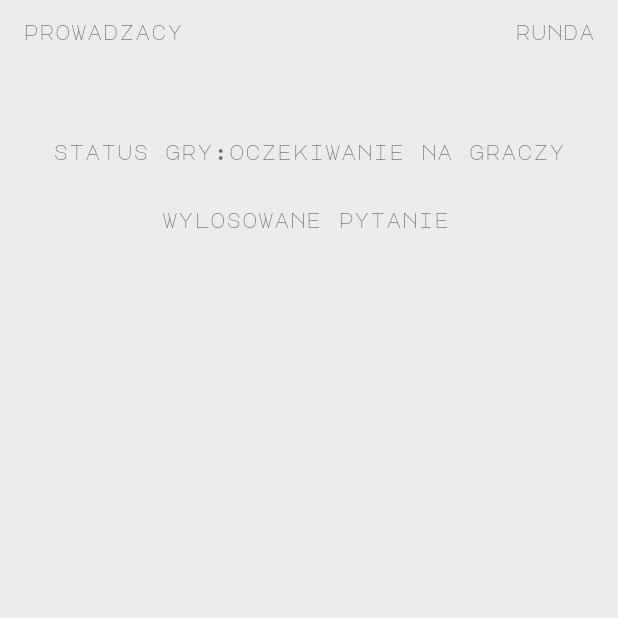
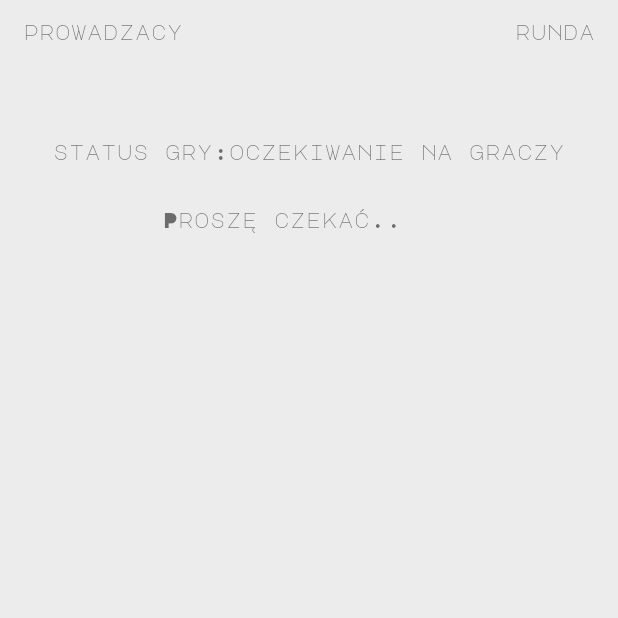
Before and after one commit to creativecbr/UWD_android_studio, an Android app: the ServerMechanics screen opened directly, with no data from a screen before it, on a phone screen of 412 x 824 dp, the top half of it. Run offline under Robolectric (Android 15) with nearby library versions, the phone set to English and light mode, and no system bars; 7 statements that could not run were skipped.

```diff
--- a/app/src/main/AndroidManifest.xml
+++ b/app/src/main/AndroidManifest.xml
@@ -17,7 +17,8 @@
         android:label="@string/app_name"
         android:roundIcon="@mipmap/ic_launcher_round"
         android:supportsRtl="true"
-        android:theme="@style/AppTheme">
+        android:theme="@style/AppTheme"
+        android:hardwareAccelerated="true">
         <activity android:name=".ServerMechanics" />
         <activity android:name=".JoinToRoom" />
         <activity android:name=".ClientMechanics" />
--- a/app/src/main/java/lesniewski/pawel/uwd_android_studio/ServerMechanics.kt
+++ b/app/src/main/java/lesniewski/pawel/uwd_android_studio/ServerMechanics.kt
@@ -29,11 +29,11 @@ class ServerMechanics() : AppCompatActivity(), Serializable, IBluetoothConnectio
     lateinit var bAdapter: BluetoothAdapter
     lateinit var devices: ArrayList<String>
     lateinit var amount: String
-    lateinit var pairedList: ListView
     lateinit var adapter: ArrayAdapter<String>
     lateinit var gameInfoBar: TextView
     lateinit var readyBtn: Button
     lateinit var clientsModel : ArrayList<ClientListenerModel>
+    lateinit var questionPool: TextView
 
     var questions = arrayListOf("Co zabiło Michela Jacksona?", "Gdzie ma Putin Demokrację?", "Co nie zmieści się w ustach Sashy Gray?")
     var answers = arrayListOf("Popek Monster", "Heisenberg", "Nic", "Ojciec Mateusz", "Szczątki Tupolewa", "Srający kot", "Ale ale aleksandra", "Zdjęcie Tatiany Okupnik", "Jądro ziemi ale też moje", "Ozzy Osborn","Odpowiedź 1","Odpowiedź 2","Odpowiedź 3","Odpowiedź 4","Odpowiedź 5","Odpowiedź 6","Odpowiedź 7","Odpowiedź 8","Odpowiedź 9","Odpowiedź 10","Odpowiedź 11" )
@@ -45,14 +45,24 @@ class ServerMechanics() : AppCompatActivity(), Serializable, IBluetoothConnectio
     //based on SendReceive
 
 
+    @ExperimentalStdlibApi
     override fun onCreate(savedInstanceState: Bundle?) {
         super.onCreate(savedInstanceState)
         setContentView(R.layout.activity_server_mechanics)
         getDevicesAndViews()
         setListAdapter()
         waitingForPlayers()
+        startListeningPlayers()
         implementListeners()
 
+    }
+
+    @ExperimentalStdlibApi
+    private fun startListeningPlayers() {
+       for( client in clientsModel)
+            {
+                client.run()
+            }
     }
 
     private fun implementListeners() {
@@ -97,8 +107,6 @@ class ServerMechanics() : AppCompatActivity(), Serializable, IBluetoothConnectio
 
     var handler: Handler = Handler(Handler.Callback { msg ->
         when (msg.what) {
-
-
             STATE_MESSAGE_RECEIVED -> {
                 val readBuff = msg.obj as ByteArray
                 val tempMsg = String(msg.obj as ByteArray, 0, msg.arg1)
@@ -108,10 +116,13 @@ class ServerMechanics() : AppCompatActivity(), Serializable, IBluetoothConnectio
         true
     })
 
+    @ExperimentalStdlibApi
     @SuppressLint("SetTextI18n")
     private fun waitingForPlayers()    {
         gameInfoBar.text = resources.getString(R.string.gameStatus) + resources.getString(R.string.waitingForPlayers)
-        serverSocket = getServerSocket(ROOM_NAME)
+        questionPool.text = "Proszę czekać.."
+        this.serverSocket = getServerSocket(ROOM_NAME)
+        // here should be serverSocket, need to check it
 
         Thread(Runnable{
 
@@ -122,7 +133,7 @@ class ServerMechanics() : AppCompatActivity(), Serializable, IBluetoothConnectio
             {
                 try
                 {
-                    val tmpSocket: BluetoothSocket = serverSocket!!.accept()
+                    val tmpSocket: BluetoothSocket = this.serverSocket!!.accept()
                     clientsModel.add(ClientListenerModel(tmpSocket, handler))
                     cnt++
                     limit--
@@ -137,10 +148,7 @@ class ServerMechanics() : AppCompatActivity(), Serializable, IBluetoothConnectio
                     Log.d(TAG, "Cant accept any connection")
                 }
             }
-            if(serverSocket != null)
-            {
-                serverSocket!!.close()
-            }
+
             runOnUiThread(Runnable{
                 this@ServerMechanics.readyBtn.isEnabled = true
             })
@@ -153,17 +161,17 @@ class ServerMechanics() : AppCompatActivity(), Serializable, IBluetoothConnectio
 
         bAdapter = BluetoothAdapter.getDefaultAdapter()
         adapter = ArrayAdapter(this, android.R.layout.simple_list_item_1, devices)
-        pairedList.adapter = adapter
+
     }
 
     private fun getDevicesAndViews() {
-        pairedList = findViewById<ListView>(R.id.approvingPlayersList)
+
         gameInfoBar = findViewById<TextView>(R.id.gameInfoBar)
         readyBtn = findViewById<Button>(R.id.readyBtn)
+        questionPool = findViewById<TextView>(R.id.questionPool)
 
         val int: Intent = intent
         amount = int.getStringExtra("amount")!!
-        devices = int.getSerializableExtra("devices") as ArrayList<String>
         ROOM_NAME = int.getStringExtra("roomName")!!
     }
 }
--- a/app/src/main/java/lesniewski/pawel/uwd_android_studio/tools/Constants.kt
+++ b/app/src/main/java/lesniewski/pawel/uwd_android_studio/tools/Constants.kt
@@ -11,7 +11,7 @@ object Constants {
     const val REQUEST_CODE_ENABLE_BT: Int = 1
     const val REQUEST_CODE_ENABLE_DISCOVERABILTY: Int = 2
     const val DISCOVERABLE_DURATION = 120 // in seconds
-    const val AMOUNT_OF_ANSWERS_ON_START = 5
+    const val AMOUNT_OF_ANSWERS_ON_START = 3
 
     const val STATE_LISTENING = 1
     const val STATE_CONNECTING = 2
@@ -20,4 +20,10 @@ object Constants {
     const val STATE_MESSAGE_RECEIVED = 5
 
     const val NOT_STARTED = 0
+    const val READY_WAITING_FOR_QUESTIONS = 2
+
+
+    //TODO LIST
+    //back button should be stick to bottom line in every activities
+    //when client get cards, start timer, server dont control this
 }
--- a/app/src/main/res/layout/activity_client_mechanics.xml
+++ b/app/src/main/res/layout/activity_client_mechanics.xml
@@ -46,7 +46,7 @@
         android:background="@drawable/shadow"
         android:paddingLeft="30dp"
         android:paddingRight="30dp"
-        android:text="@string/done"
+        android:text="@string/confirmAttendance"
         android:textColor="#808080"
         app:layout_constraintBottom_toBottomOf="parent"
         app:layout_constraintEnd_toEndOf="parent"
--- a/app/src/main/res/layout/activity_server_mechanics.xml
+++ b/app/src/main/res/layout/activity_server_mechanics.xml
@@ -89,7 +89,7 @@
         app:layout_constraintTop_toBottomOf="@+id/tvResult" />
 
     <TextView
-        android:id="@+id/textView5"
+        android:id="@+id/questionPool"
         android:layout_width="0dp"
         android:layout_height="0dp"
         android:layout_marginStart="25dp"
--- a/app/src/main/res/values/strings.xml
+++ b/app/src/main/res/values/strings.xml
@@ -28,7 +28,7 @@
     <string name="logo">Logo aplikacji</string>
     <string name="done">gotowe</string>
     <string name="questionCard">Karta pytania żebyś tutaj coś wpasowała …</string>
-    <string name="welcomeInRoom" tools:ignore="TypographyEllipsis">Witaj w pokoju! oczekiwanie na reszte graczy...</string>
+    <string name="welcomeInRoom" tools:ignore="TypographyEllipsis">Witaj w pokoju! oczekiwanie na reszte graczy... Pamiętaj aby zatwierdzić swoją obecność.</string>
     <string name="arrow">strzała</string>
     <string name="gameStatus">status gry:</string>
     <string name="randomQuestion">wylosowane pytanie</string>
@@ -39,4 +39,5 @@
     <string name="waitingForPlayers">oczekiwanie na graczy</string>
     <string name="connected">połączono</string>
     <string name="answerCard">odpowiedź na pytanie</string>
+    <string name="confirmAttendance">potwierdź obecność</string>
 </resources>
```
Also changed, not shown: app/src/main/java/lesniewski/pawel/uwd_android_studio/ClientMechanics.kt (+19 -2 lines), app/src/main/java/lesniewski/pawel/uwd_android_studio/JoinToRoom.kt (+8 -3 lines), app/src/main/java/lesniewski/pawel/uwd_android_studio/ServerWaitingForPlayers.kt (+10 -5 lines), app/src/main/java/lesniewski/pawel/uwd_android_studio/interfaces/IBluetoothConnectionManager.kt (+7 -3 lines), app/src/main/res/layout/fragment_main_menu.xml (+8 -4 lines).
